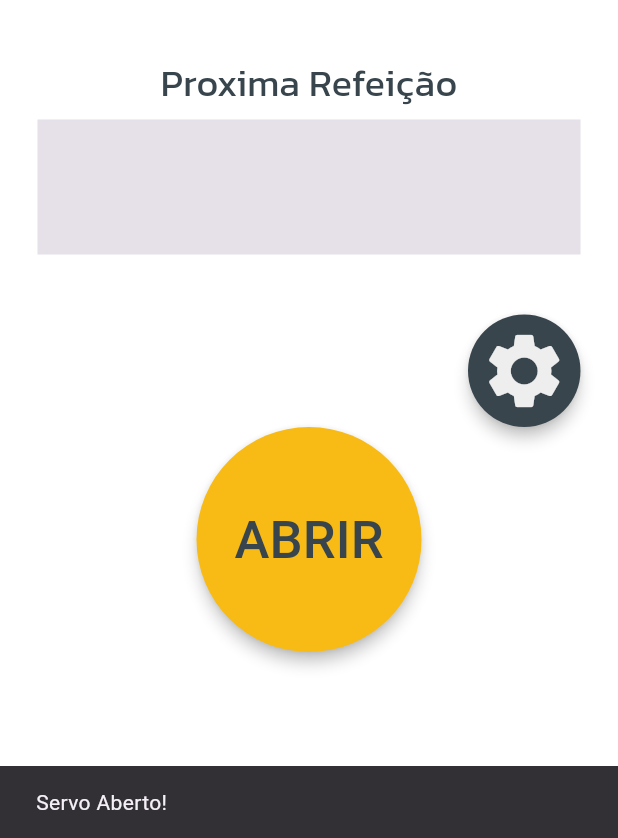
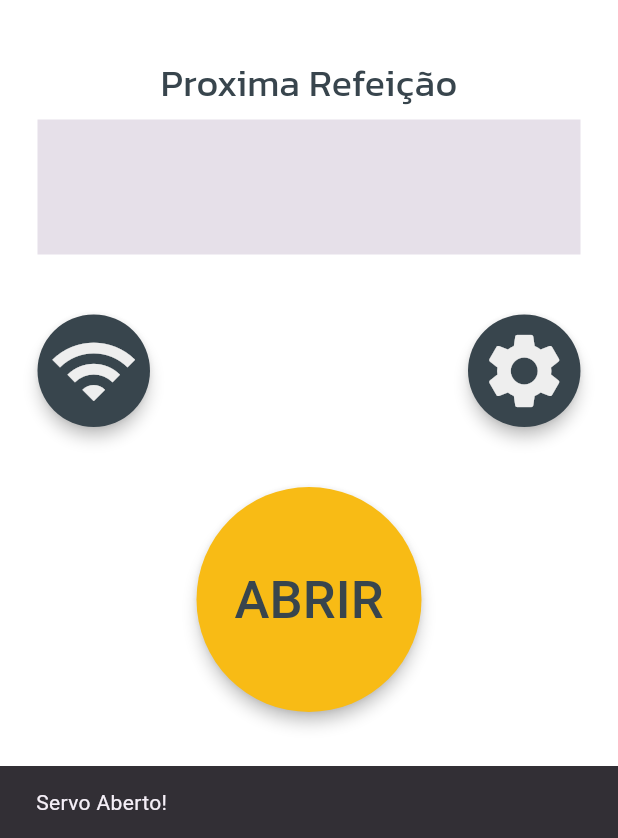
Before and after one commit to JOA0Vitor/app-Aulimentador-, a Flutter app: the screen it shows after launch, after a tap on "ABRIR", on a phone screen of 412 x 824 dp, the part 398-1236 px from its top. Run offline on Flutter 3.47's test engine with Material 3 defaults, Android fonts, the phone set to English and light mode, and no system bars; our stand-ins replace flutter_svg, go_router, shared_preferences, universal_io; missing offline and left inert: mqtt_client; Roboto replaces fonts that are missing (Jua).

Commit message:
Botão Reconectar Wi-Fi

```diff
--- a/lib/home.dart
+++ b/lib/home.dart
@@ -100,8 +100,36 @@ class _HomeState extends State<Home> {
                 height: 40,
               ),
               Row(
-                mainAxisAlignment: MainAxisAlignment.end,
+                mainAxisAlignment: MainAxisAlignment.spaceBetween,
                 children: [
+                  Builder(
+                    builder: (context) => ElevatedButton(
+                        onPressed: () {
+                          // Resetar Conexão
+                          mqttService.resetarWifi();
+                          ScaffoldMessenger.of(context).showSnackBar(
+                            const SnackBar(
+                              content: Text(
+                                  'Conexão Resetada! Por favor, reconecte a Wi-Fi.'),
+                              duration: Duration(seconds: 2),
+                            ),
+                          );
+                        },
+                        style: ElevatedButton.styleFrom(
+                          fixedSize: const Size(75, 75),
+                          elevation: 4,
+                          backgroundColor: lightColor,
+                          shape: RoundedRectangleBorder(
+                            borderRadius: BorderRadius.circular(50),
+                          ),
+                          padding: const EdgeInsets.all(4),
+                        ),
+                        child: Icon(
+                          Icons.wifi,
+                          color: darkColor,
+                          size: 60,
+                        )),
+                  ),
                   ElevatedButton(
                       onPressed: () {
                         context.push('/horarios');
@@ -122,6 +150,7 @@ class _HomeState extends State<Home> {
                       )),
                 ],
               ),
+              const SizedBox(height: 40),
               Builder(
                 builder: (context) => ElevatedButton(
                     onPressed: () {
```
Also changed, not shown: lib/mqtt_service.dart (+13 -0 lines), 1 other file.
